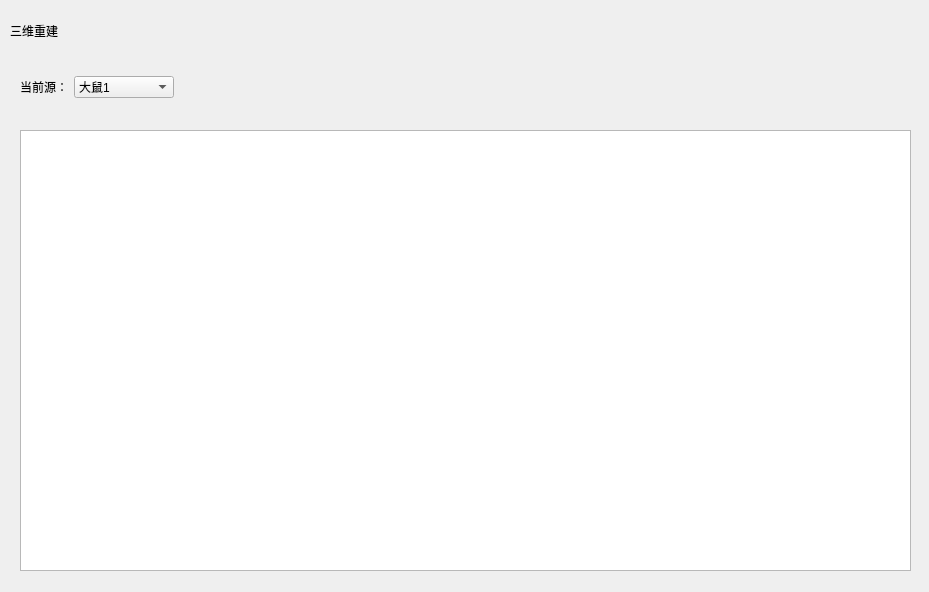
This is ui/tab4.ui in 2950067210dqy/pyqt6_project as Qt 5 draws it before an edit. The edited form follows.
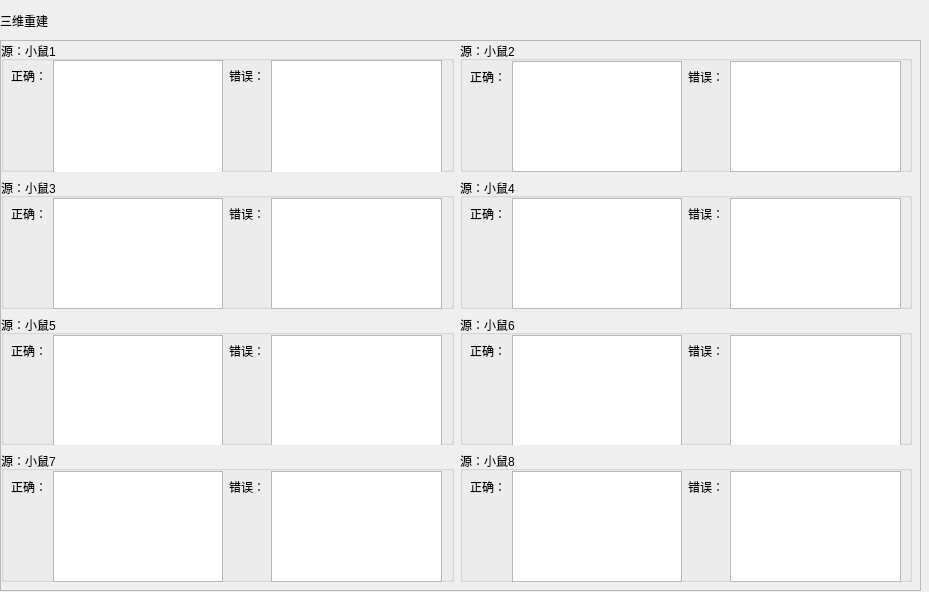
This is the edited form. Icons and pictures are not drawn.

What changed in the file:
```diff
--- a/ui/tab4.ui
+++ b/ui/tab4.ui
@@ -19,8 +19,8 @@
   <widget class="QWidget" name="horizontalLayoutWidget">
    <property name="geometry">
     <rect>
-     <x>10</x>
-     <y>10</y>
+     <x>0</x>
+     <y>0</y>
      <width>911</width>
      <height>41</height>
     </rect>
@@ -51,103 +51,460 @@
   <widget class="QWidget" name="horizontalLayoutWidget_2">
    <property name="geometry">
     <rect>
-     <x>20</x>
-     <y>60</y>
-     <width>891</width>
-     <height>54</height>
+     <x>0</x>
+     <y>40</y>
+     <width>921</width>
+     <height>551</height>
     </rect>
    </property>
-   <layout class="QHBoxLayout" name="horizontalLayout_2">
+   <layout class="QVBoxLayout" name="verticalLayout">
     <item>
-     <widget class="QLabel" name="label_3">
-      <property name="text">
-       <string>当前源：</string>
+     <widget class="QScrollArea" name="scrollArea">
+      <property name="verticalScrollBarPolicy">
+       <enum>Qt::ScrollBarAsNeeded</enum>
       </property>
-     </widget>
-    </item>
-    <item>
-     <widget class="QComboBox" name="comboBox">
-      <property name="minimumSize">
-       <size>
-        <width>100</width>
-        <height>0</height>
-       </size>
+      <property name="horizontalScrollBarPolicy">
+       <enum>Qt::ScrollBarAsNeeded</enum>
       </property>
-      <property name="styleSheet">
-       <string notr="true"/>
-      </property>
-      <item>
-       <property name="text">
-        <string>大鼠1</string>
-       </property>
-      </item>
-     </widget>
-    </item>
-    <item>
-     <spacer name="horizontalSpacer_2">
-      <property name="orientation">
-       <enum>Qt::Horizontal</enum>
-      </property>
-      <property name="sizeHint" stdset="0">
-       <size>
-        <width>800</width>
-        <height>20</height>
-       </size>
-      </property>
-     </spacer>
-    </item>
-    <item>
-     <widget class="QPushButton" name="save_tab4_btn">
-      <property name="sizePolicy">
-       <sizepolicy hsizetype="Minimum" vsizetype="Maximum">
-        <horstretch>20</horstretch>
-        <verstretch>21</verstretch>
-       </sizepolicy>
-      </property>
-      <property name="font">
-       <font>
-        <bold>false</bold>
-       </font>
-      </property>
-      <property name="styleSheet">
-       <string notr="true"/>
-      </property>
-      <property name="text">
-       <string/>
-      </property>
-      <property name="icon">
-       <iconset resource="../resource/mainPage.qrc">
-        <normaloff>:/dark/save.svg</normaloff>:/dark/save.svg</iconset>
-      </property>
-      <property name="iconSize">
-       <size>
-        <width>15</width>
-        <height>15</height>
-       </size>
-      </property>
-      <property name="autoDefault">
-       <bool>false</bool>
-      </property>
-      <property name="default">
-       <bool>false</bool>
-      </property>
-      <property name="flat">
+      <property name="widgetResizable">
        <bool>true</bool>
       </property>
+      <widget class="QWidget" name="scrollAreaWidgetContents_2">
+       <property name="geometry">
+        <rect>
+         <x>0</x>
+         <y>0</y>
+         <width>917</width>
+         <height>547</height>
+        </rect>
+       </property>
+       <widget class="QWidget" name="verticalLayoutWidget_2">
+        <property name="geometry">
+         <rect>
+          <x>0</x>
+          <y>0</y>
+          <width>911</width>
+          <height>541</height>
+         </rect>
+        </property>
+        <layout class="QVBoxLayout" name="verticalLayout_2">
+         <item>
+          <layout class="QGridLayout" name="gridLayout_2">
+           <property name="rightMargin">
+            <number>0</number>
+           </property>
+           <property name="bottomMargin">
+            <number>0</number>
+           </property>
+           <item row="0" column="1">
+            <widget class="QGroupBox" name="groupBox_9">
+             <property name="title">
+              <string>源：小鼠2</string>
+             </property>
+             <widget class="QWidget" name="horizontalLayoutWidget_10">
+              <property name="geometry">
+               <rect>
+                <x>10</x>
+                <y>20</y>
+                <width>431</width>
+                <height>111</height>
+               </rect>
+              </property>
+              <layout class="QHBoxLayout" name="horizontalLayout_10">
+               <property name="rightMargin">
+                <number>0</number>
+               </property>
+               <item>
+                <layout class="QFormLayout" name="formLayout_7">
+                 <item row="0" column="0">
+                  <widget class="QLabel" name="label_8">
+                   <property name="text">
+                    <string>正确：</string>
+                   </property>
+                  </widget>
+                 </item>
+                 <item row="0" column="1">
+                  <widget class="QGraphicsView" name="graphicsView_left_2"/>
+                 </item>
+                </layout>
+               </item>
+               <item>
+                <layout class="QFormLayout" name="formLayout_8">
+                 <item row="0" column="0">
+                  <widget class="QLabel" name="label_19">
+                   <property name="text">
+                    <string>错误：</string>
+                   </property>
+                  </widget>
+                 </item>
+                 <item row="0" column="1">
+                  <widget class="QGraphicsView" name="graphicsView_right_2"/>
+                 </item>
+                </layout>
+               </item>
+              </layout>
+             </widget>
+            </widget>
+           </item>
+           <item row="1" column="0">
+            <widget class="QGroupBox" name="groupBox_10">
+             <property name="title">
+              <string>源：小鼠3</string>
+             </property>
+             <widget class="QWidget" name="horizontalLayoutWidget_11">
+              <property name="geometry">
+               <rect>
+                <x>10</x>
+                <y>20</y>
+                <width>431</width>
+                <height>111</height>
+               </rect>
+              </property>
+              <layout class="QHBoxLayout" name="horizontalLayout_11">
+               <property name="rightMargin">
+                <number>0</number>
+               </property>
+               <item>
+                <layout class="QFormLayout" name="formLayout_19">
+                 <item row="0" column="0">
+                  <widget class="QLabel" name="label_20">
+                   <property name="text">
+                    <string>正确：</string>
+                   </property>
+                  </widget>
+                 </item>
+                 <item row="0" column="1">
+                  <widget class="QGraphicsView" name="graphicsView_left_3"/>
+                 </item>
+                </layout>
+               </item>
+               <item>
+                <layout class="QFormLayout" name="formLayout_20">
+                 <item row="0" column="0">
+                  <widget class="QLabel" name="label_21">
+                   <property name="text">
+                    <string>错误：</string>
+                   </property>
+                  </widget>
+                 </item>
+                 <item row="0" column="1">
+                  <widget class="QGraphicsView" name="graphicsView_right_3"/>
+                 </item>
+                </layout>
+               </item>
+              </layout>
+             </widget>
+            </widget>
+           </item>
+           <item row="0" column="0">
+            <widget class="QGroupBox" name="groupBox_11">
+             <property name="title">
+              <string>源：小鼠1</string>
+             </property>
+             <widget class="QWidget" name="horizontalLayoutWidget_12">
+              <property name="geometry">
+               <rect>
+                <x>10</x>
+                <y>19</y>
+                <width>431</width>
+                <height>152</height>
+               </rect>
+              </property>
+              <layout class="QHBoxLayout" name="horizontalLayout_12">
+               <property name="rightMargin">
+                <number>0</number>
+               </property>
+               <item>
+                <layout class="QFormLayout" name="formLayout_21">
+                 <item row="0" column="0">
+                  <widget class="QLabel" name="label_22">
+                   <property name="text">
+                    <string>正确：</string>
+                   </property>
+                  </widget>
+                 </item>
+                 <item row="0" column="1">
+                  <widget class="QGraphicsView" name="graphicsView_left_1"/>
+                 </item>
+                </layout>
+               </item>
+               <item>
+                <layout class="QFormLayout" name="formLayout_22">
+                 <item row="0" column="0">
+                  <widget class="QLabel" name="label_23">
+                   <property name="text">
+                    <string>错误：</string>
+                   </property>
+                  </widget>
+                 </item>
+                 <item row="0" column="1">
+                  <widget class="QGraphicsView" name="graphicsView_right_1"/>
+                 </item>
+                </layout>
+               </item>
+              </layout>
+             </widget>
+            </widget>
+           </item>
+           <item row="2" column="0">
+            <widget class="QGroupBox" name="groupBox_12">
+             <property name="title">
+              <string>源：小鼠5</string>
+             </property>
+             <widget class="QWidget" name="horizontalLayoutWidget_13">
+              <property name="geometry">
+               <rect>
+                <x>10</x>
+                <y>20</y>
+                <width>431</width>
+                <height>111</height>
+               </rect>
+              </property>
+              <layout class="QHBoxLayout" name="horizontalLayout_13">
+               <property name="rightMargin">
+                <number>0</number>
+               </property>
+               <item>
+                <layout class="QFormLayout" name="formLayout_23">
+                 <item row="0" column="0">
+                  <widget class="QLabel" name="label_24">
+                   <property name="text">
+                    <string>正确：</string>
+                   </property>
+                  </widget>
+                 </item>
+                 <item row="0" column="1">
+                  <widget class="QGraphicsView" name="graphicsView_left_5"/>
+                 </item>
+                </layout>
+               </item>
+               <item>
+                <layout class="QFormLayout" name="formLayout_24">
+                 <item row="0" column="0">
+                  <widget class="QLabel" name="label_25">
+                   <property name="text">
+                    <string>错误：</string>
+                   </property>
+                  </widget>
+                 </item>
+                 <item row="0" column="1">
+                  <widget class="QGraphicsView" name="graphicsView_right_5"/>
+                 </item>
+                </layout>
+               </item>
+              </layout>
+             </widget>
+            </widget>
+           </item>
+           <item row="1" column="1">
+            <widget class="QGroupBox" name="groupBox_13">
+             <property name="title">
+              <string>源：小鼠4</string>
+             </property>
+             <widget class="QWidget" name="horizontalLayoutWidget_14">
+              <property name="geometry">
+               <rect>
+                <x>10</x>
+                <y>20</y>
+                <width>431</width>
+                <height>111</height>
+               </rect>
+              </property>
+              <layout class="QHBoxLayout" name="horizontalLayout_14">
+               <property name="rightMargin">
+                <number>0</number>
+               </property>
+               <item>
+                <layout class="QFormLayout" name="formLayout_25">
+                 <item row="0" column="0">
+                  <widget class="QLabel" name="label_26">
+                   <property name="text">
+                    <string>正确：</string>
+                   </property>
+                  </widget>
+                 </item>
+                 <item row="0" column="1">
+                  <widget class="QGraphicsView" name="graphicsView_left_4"/>
+                 </item>
+                </layout>
+               </item>
+               <item>
+                <layout class="QFormLayout" name="formLayout_26">
+                 <item row="0" column="0">
+                  <widget class="QLabel" name="label_27">
+                   <property name="text">
+                    <string>错误：</string>
+                   </property>
+                  </widget>
+                 </item>
+                 <item row="0" column="1">
+                  <widget class="QGraphicsView" name="graphicsView_right_4"/>
+                 </item>
+                </layout>
+               </item>
+              </layout>
+             </widget>
+            </widget>
+           </item>
+           <item row="3" column="0">
+            <widget class="QGroupBox" name="groupBox_14">
+             <property name="title">
+              <string>源：小鼠7</string>
+             </property>
+             <widget class="QWidget" name="horizontalLayoutWidget_15">
+              <property name="geometry">
+               <rect>
+                <x>10</x>
+                <y>20</y>
+                <width>431</width>
+                <height>111</height>
+               </rect>
+              </property>
+              <layout class="QHBoxLayout" name="horizontalLayout_15">
+               <property name="rightMargin">
+                <number>0</number>
+               </property>
+               <item>
+                <layout class="QFormLayout" name="formLayout_27">
+                 <item row="0" column="0">
+                  <widget class="QLabel" name="label_28">
+                   <property name="text">
+                    <string>正确：</string>
+                   </property>
+                  </widget>
+                 </item>
+                 <item row="0" column="1">
+                  <widget class="QGraphicsView" name="graphicsView_left_7"/>
+                 </item>
+                </layout>
+               </item>
+               <item>
+                <layout class="QFormLayout" name="formLayout_28">
+                 <item row="0" column="0">
+                  <widget class="QLabel" name="label_29">
+                   <property name="text">
+                    <string>错误：</string>
+                   </property>
+                  </widget>
+                 </item>
+                 <item row="0" column="1">
+                  <widget class="QGraphicsView" name="graphicsView_right_7"/>
+                 </item>
+                </layout>
+               </item>
+              </layout>
+             </widget>
+            </widget>
+           </item>
+           <item row="3" column="1">
+            <widget class="QGroupBox" name="groupBox_15">
+             <property name="title">
+              <string>源：小鼠8</string>
+             </property>
+             <widget class="QWidget" name="horizontalLayoutWidget_16">
+              <property name="geometry">
+               <rect>
+                <x>10</x>
+                <y>20</y>
+                <width>431</width>
+                <height>111</height>
+               </rect>
+              </property>
+              <layout class="QHBoxLayout" name="horizontalLayout_16">
+               <property name="rightMargin">
+                <number>0</number>
+               </property>
+               <item>
+                <layout class="QFormLayout" name="formLayout_29">
+                 <item row="0" column="0">
+                  <widget class="QLabel" name="label_30">
+                   <property name="text">
+                    <string>正确：</string>
+                   </property>
+                  </widget>
+                 </item>
+                 <item row="0" column="1">
+                  <widget class="QGraphicsView" name="graphicsView_left_8"/>
+                 </item>
+                </layout>
+               </item>
+               <item>
+                <layout class="QFormLayout" name="formLayout_30">
+                 <item row="0" column="0">
+                  <widget class="QLabel" name="label_31">
+                   <property name="text">
+                    <string>错误：</string>
+                   </property>
+                  </widget>
+                 </item>
+                 <item row="0" column="1">
+                  <widget class="QGraphicsView" name="graphicsView_right_8"/>
+                 </item>
+                </layout>
+               </item>
+              </layout>
+             </widget>
+            </widget>
+           </item>
+           <item row="2" column="1">
+            <widget class="QGroupBox" name="groupBox_16">
+             <property name="title">
+              <string>源：小鼠6</string>
+             </property>
+             <widget class="QWidget" name="horizontalLayoutWidget_17">
+              <property name="geometry">
+               <rect>
+                <x>10</x>
+                <y>20</y>
+                <width>431</width>
+                <height>111</height>
+               </rect>
+              </property>
+              <layout class="QHBoxLayout" name="horizontalLayout_17">
+               <property name="rightMargin">
+                <number>0</number>
+               </property>
+               <item>
+                <layout class="QFormLayout" name="formLayout_31">
+                 <item row="0" column="0">
+                  <widget class="QLabel" name="label_32">
+                   <property name="text">
+                    <string>正确：</string>
+                   </property>
+                  </widget>
+                 </item>
+                 <item row="0" column="1">
+                  <widget class="QGraphicsView" name="graphicsView_left_6"/>
+                 </item>
+                </layout>
+               </item>
+               <item>
+                <layout class="QFormLayout" name="formLayout_32">
+                 <item row="0" column="0">
+                  <widget class="QLabel" name="label_33">
+                   <property name="text">
+                    <string>错误：</string>
+                   </property>
+                  </widget>
+                 </item>
+                 <item row="0" column="1">
+                  <widget class="QGraphicsView" name="graphicsView_right_6"/>
+                 </item>
+                </layout>
+               </item>
+              </layout>
+             </widget>
+            </widget>
+           </item>
+          </layout>
+         </item>
+        </layout>
+       </widget>
+      </widget>
      </widget>
     </item>
    </layout>
   </widget>
-  <widget class="QGraphicsView" name="graphicsView">
-   <property name="geometry">
-    <rect>
-     <x>20</x>
-     <y>130</y>
-     <width>891</width>
-     <height>441</height>
-    </rect>
-   </property>
-  </widget>
  </widget>
  <resources>
   <include location="../resource/mainPage.qrc"/>
```
Left out of the diff: 2 changed lines with no effect on the pictures.
